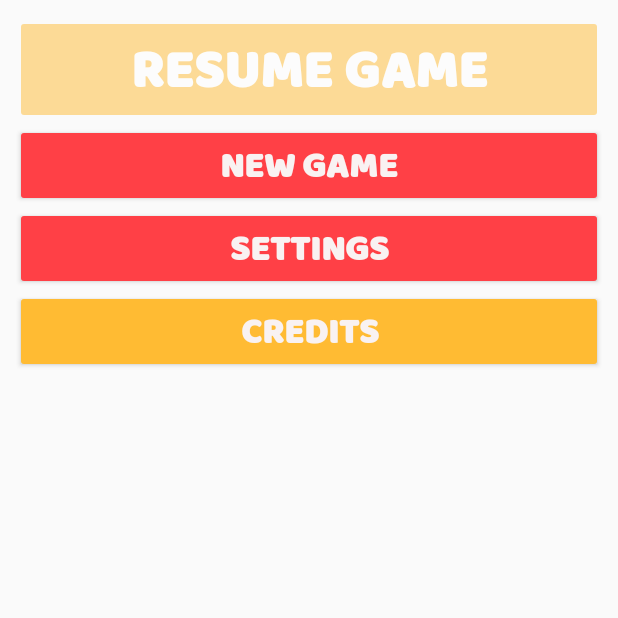
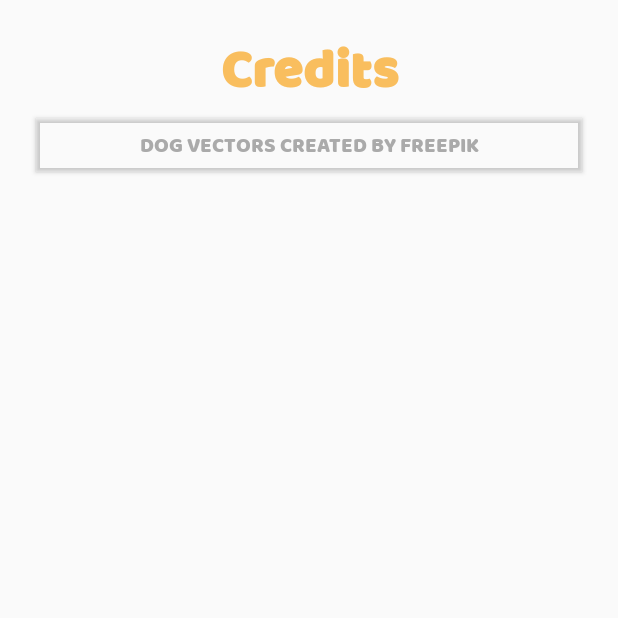
Before and after one commit to tsummerl/tamadoggy, an Android app: the screen it shows after launch (MainMenuActivity before the commit, CreditsActivity after it), after a tap on "CREDITS", on a phone screen of 412 x 824 dp, the top half of it. Run offline under Robolectric (Android 15) with nearby library versions, the phone set to English and light mode, and no system bars.

Commit message:
Added explicit intent for showing credits

```diff
--- a/app/src/main/AndroidManifest.xml
+++ b/app/src/main/AndroidManifest.xml
@@ -17,7 +17,8 @@
             </intent-filter>
         </activity>
         <activity android:name=".MainGameActivity" />
-        <activity android:name=".NewGameActivity"></activity>
+        <activity android:name=".NewGameActivity" />
+        <activity android:name=".CreditsActivity"></activity>
     </application>
 
 </manifest>
--- /dev/null
+++ b/app/src/main/java/summerland/twilight/tamadoggy/CreditsActivity.java
@@ -0,0 +1,28 @@
+package summerland.twilight.tamadoggy;
+
+import android.content.Intent;
+import android.net.Uri;
+import android.support.v7.app.AppCompatActivity;
+import android.os.Bundle;
+import android.view.View;
+import android.widget.Button;
+
+public class CreditsActivity extends AppCompatActivity {
+
+    Button buttonFreepik;
+    @Override
+    protected void onCreate(Bundle savedInstanceState) {
+        super.onCreate(savedInstanceState);
+        setContentView(R.layout.activity_credits);
+
+        buttonFreepik = findViewById(R.id.buttonFreePik);
+        buttonFreepik.setOnClickListener(new View.OnClickListener() {
+            @Override
+            public void onClick(View view) {
+                Intent i = new Intent(Intent.ACTION_VIEW);
+                i.setData(Uri.parse("https://www.freepik.com/free-photos-vectors/dog"));
+                startActivity(i);
+            }
+        });
+    }
+}
--- a/app/src/main/java/summerland/twilight/tamadoggy/MainMenuActivity.java
+++ b/app/src/main/java/summerland/twilight/tamadoggy/MainMenuActivity.java
@@ -52,6 +52,8 @@
         switch (view.getId())
         {
             case R.id.buttonCredits:
+                i = new Intent(this, CreditsActivity.class);
+                startActivity(i);
                 break;
             case R.id.buttonNewGame:
                 i = new Intent(this, NewGameActivity.class);
--- /dev/null
+++ b/app/src/main/res/layout/activity_credits.xml
@@ -0,0 +1,30 @@
+<?xml version="1.0" encoding="utf-8"?>
+<ScrollView xmlns:android="http://schemas.android.com/apk/res/android"
+    xmlns:app="http://schemas.android.com/apk/res-auto"
+    xmlns:tools="http://schemas.android.com/tools"
+    android:layout_width="match_parent"
+    android:layout_height="match_parent"
+    tools:context="summerland.twilight.tamadoggy.CreditsActivity">
+    <LinearLayout
+        android:layout_width="match_parent"
+        android:layout_height="wrap_content"
+        android:orientation="vertical"
+        android:layout_margin="20dp">
+        <TextView
+            android:fontFamily="@font/baloo_chettan"
+            style="@style/AppHeader"
+            android:text="Credits"
+            android:layout_height="wrap_content"
+            android:layout_width="match_parent"/>
+        <Button
+            android:id="@+id/buttonFreePik"
+            android:layout_width="match_parent"
+            android:layout_height="wrap_content"
+            android:layout_alignParentLeft="true"
+            android:backgroundTint="@android:color/transparent"
+            android:fontFamily="@font/baloo_chettan"
+            android:text="Dog Vectors created by Freepik"
+            android:textColor="@android:color/darker_gray"
+            />
+    </LinearLayout>
+</ScrollView>
```
